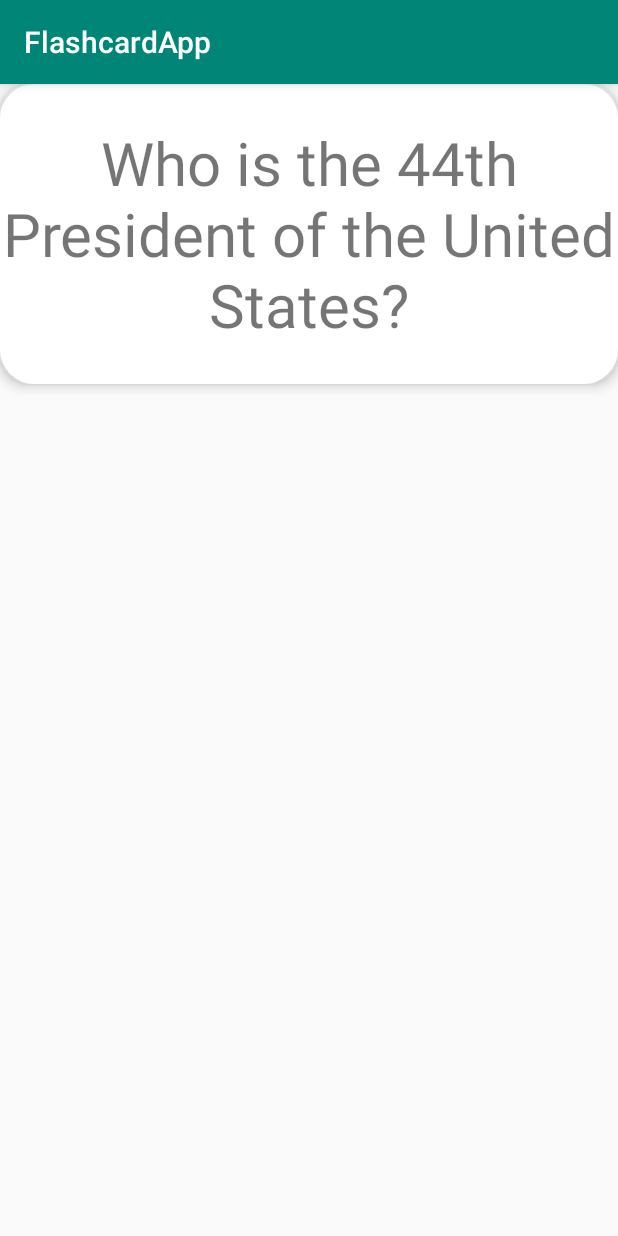
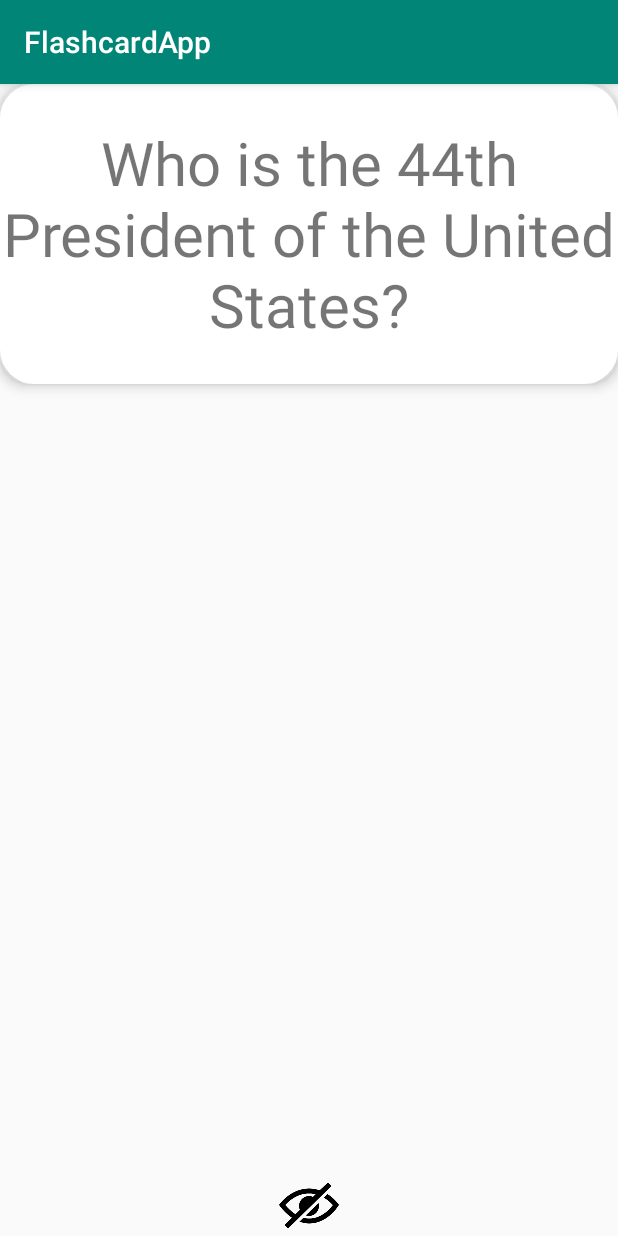
Before and after one commit to improgo-josh/Flashcard_StudyApp, an Android app: the screen it shows after launch (MainActivity), on a phone screen of 412 x 824 dp. Run offline under Robolectric (Android 15) with nearby library versions, the phone set to English and light mode, and no system bars.

Commit message:
Add Code

```diff
--- a/app/build.gradle
+++ b/app/build.gradle
@@ -4,7 +4,7 @@ android {
     compileSdkVersion 28
     defaultConfig {
         applicationId "com.example.joshi.flashcardapp"
-        minSdkVersion 15
+        minSdkVersion 23
         targetSdkVersion 28
         versionCode 1
         versionName "1.0"
--- a/app/src/main/java/com/example/joshi/flashcardapp/MainActivity.java
+++ b/app/src/main/java/com/example/joshi/flashcardapp/MainActivity.java
@@ -3,10 +3,11 @@ package com.example.joshi.flashcardapp;
 import android.support.v7.app.AppCompatActivity;
 import android.os.Bundle;
 import android.view.View;
+import android.widget.ImageView;
 
 public class MainActivity extends AppCompatActivity {
 
-    boolean isShowingAnswers;
+//    boolean isShowingAnswers;
     @Override
     protected void onCreate(Bundle savedInstanceState) {
         super.onCreate(savedInstanceState);
@@ -21,6 +22,6 @@ public class MainActivity extends AppCompatActivity {
             }
         });
 
-        findViewById(R.id.toggle_choices_visibility).setImageResource(R.drawable.show_icon);
+//        ImageView imageView = (ImageView) findViewById(R.id.toggle_choices_visibility).setImageResource(R.drawable.show_icon);
     }
 }
--- a/app/src/main/res/layout/activity_main.xml
+++ b/app/src/main/res/layout/activity_main.xml
@@ -28,9 +28,13 @@
         android:elevation="5dp"/>
 
     <ImageView
+        android:id="@+id/toggle_choices_visibility"
         android:layout_width="40dp"
         android:layout_height="40dp"
-        android:id="@+id/toggle_choices_visibility"
-        android:src="@drawable/hide_icon"/>
+        android:layout_alignParentBottom="true"
+        android:layout_centerHorizontal="true"
+        android:layout_marginBottom="0dp"
+        android:src="@drawable/hide_icon"
+        android:contentDescription="icon"/>
 
 </RelativeLayout>
```
Also changed, not shown: app/src/main/res/drawable-v24/hide_icon.png (added), app/src/main/res/drawable-v24/hide_icon.svg (deleted), app/src/main/res/drawable-v24/show_icon.png (added), app/src/main/res/drawable-v24/show_icon.svg (deleted).
